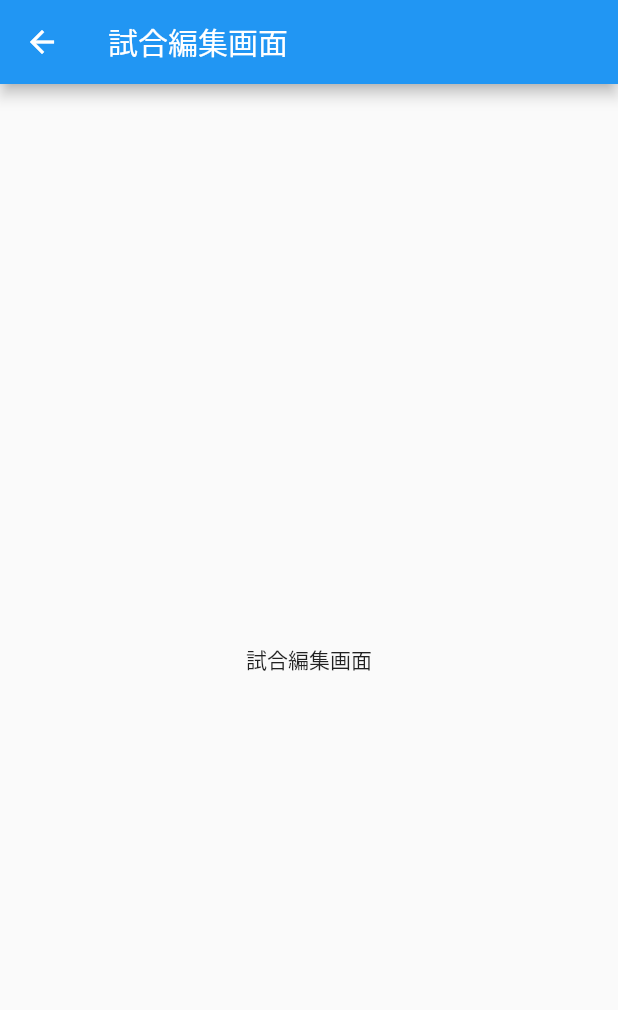
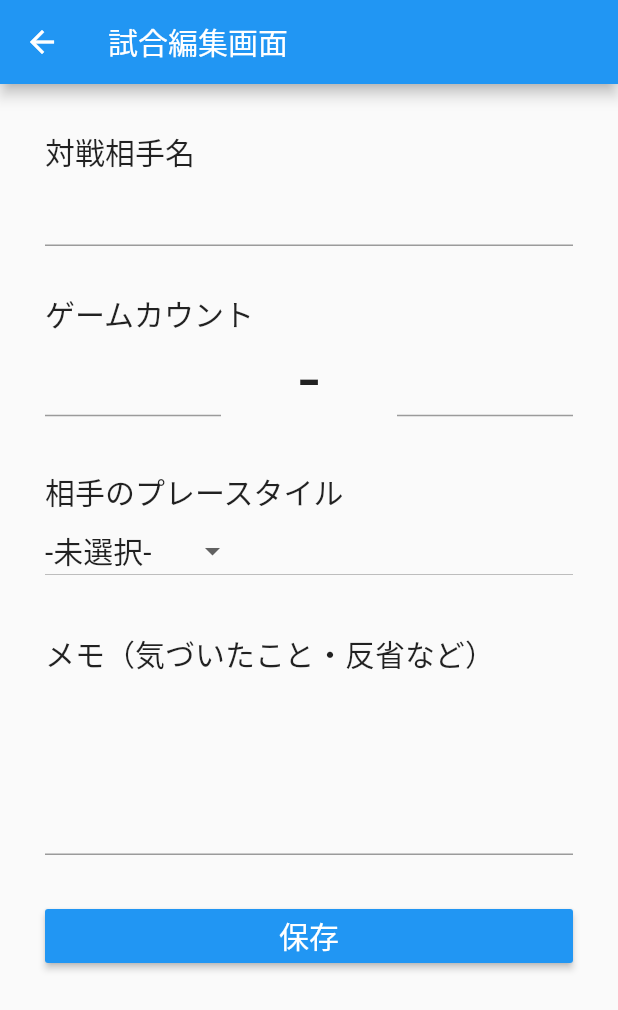
Before and after one commit to shunking-tech/note_app, a Flutter app: the EditGame screen opened directly, on a phone screen of 412 x 824 dp. Shown: the top 1010 px of the screen. Run offline on Flutter 3.47's test engine with Material 2 defaults, Android fonts, the phone set to English and light mode, and no system bars.

Commit message:
[2-2-7]開発_ページの作成_編集画面のレイアウト作成 / 試合編集画面

```diff
--- a/lib/pages/edit_game.dart
+++ b/lib/pages/edit_game.dart
@@ -6,15 +6,110 @@ class EditGame extends StatefulWidget {
 }
 
 class _EditGameState extends State<EditGame> {
+  /* ↓↓↓追記↓↓↓ */
+  String playStyle = "-未選択-"; // 相手のプレースタイルの初期値をセット
+  /* ↑↑↑追記↑↑↑ */
+
   @override
   Widget build(BuildContext context) {
     return Scaffold(
       appBar: AppBar(
         title: Text("試合編集画面"),
       ),
-      body: Center(
-        child: Text("試合編集画面"),
+      /* ↓↓↓変更箇所↓↓↓ */
+      body: Container(  // bodyの中身をContainerウィジェットで囲む
+        padding: EdgeInsets.all(30.0),  // 端から余白を取る
+        child: ListView(  // ListViewとは、ウィジェットを縦に並べて、画面からはみ出した分をスクロールで表示できるウィジェット
+          children: <Widget>[
+            Text( // テキストを表示
+              "対戦相手名",
+              style: TextStyle(fontSize: 20), // 文字の大きさを指定
+            ),
+            TextField(),  // 入力欄
+
+            SizedBox(height: 30,),  // 余白を取る
+            Text( // テキストを表示
+              "ゲームカウント",
+              style: TextStyle(fontSize: 20), // 文字の大きさを指定
+            ),
+            Row(  // Rowとは、ウィジェットを横に並べるウィジェット
+              children: <Widget>[
+                Expanded( // Expandedとは、可能な限り大きくなろうとするウィジェット
+                  child: TextField(), // 入力欄
+                ),
+                Expanded( // Expandedとは、可能な限り大きくなろうとするウィジェット
+                  child: Text( // テキストを表示
+                    "-",
+                    textAlign: TextAlign.center,  // 文字を中央寄せ
+                    style: TextStyle(fontSize: 50), // 文字の大きさを指定
+                  )
+                ),
+                Expanded( // Expandedとは、可能な限り大きくなろうとするウィジェット
+                  child: TextField(), // 入力欄
+                ),
+              ],
+            ),
+
+            SizedBox(height: 30,),  // 余白を取る
+            Text( // テキストを表示
+              "相手のプレースタイル",
+              style: TextStyle(fontSize: 20), // 文字の大きさを指定
+            ),
+            DropdownButton( // DropdownButtonとは、選択肢を設定して選択できるようにするウィジェット
+              value: playStyle, // どれが選択されているかを判断する
+              items: [
+                DropdownMenuItem( // 選択肢のうちの１つ
+                  value: "-未選択-", // この選択肢が選ばれているかどうかを判断するための値
+                  child: Text("-未選択-", style: TextStyle(fontSize: 20),),
+                ),
+                DropdownMenuItem( // 選択肢のうちの１つ
+                  value: "攻撃型", // この選択肢が選ばれているかどうかを判断するための値
+                  child: Text("攻撃型", style: TextStyle(fontSize: 20),),
+                ),
+                DropdownMenuItem( // 選択肢のうちの１つ
+                  value: "守備型", // この選択肢が選ばれているかどうかを判断するための値
+                  child: Text("守備型", style: TextStyle(fontSize: 20),),
+                ),
+                DropdownMenuItem( // 選択肢のうちの１つ
+                  value: "バランス型", // この選択肢が選ばれているかどうかを判断するための値
+                  child: Text("バランス型", style: TextStyle(fontSize: 20),),
+                ),
+              ],
+              onChanged: (value) {
+                setState(() { // ウィジェットを再描画して、表示を最新の状態にできる
+                  playStyle = value;  // 選択された選択肢の値をセットする
+                });
+              },
+            ),
+
+            SizedBox(height: 30,),  // 余白を取る
+            Text( // テキストを表示
+              "メモ（気づいたこと・反省など）",
+              style: TextStyle(fontSize: 20), // 文字の大きさを指定
+            ),
+            TextField(
+              minLines: 5,  // 最低5行分の高さで入力欄を表示する
+              maxLines: 10,  // 最大10行分の高さで入力欄を表示する
+            ),
+
+            SizedBox(height: 30,),  // 余白を取る
+            RaisedButton( // ボタンを表示
+              color: Colors.blue, // ボタンの色を指定
+              child: Text( // テキストを表示
+                "保存",
+                style: TextStyle(
+                    color: Colors.white, // 文字の色を指定
+                    fontSize: 20 // 文字の大きさを指定
+                ),
+              ),
+              onPressed: () {
+                // ボタンを押した時の処理を記述する
+              },
+            )
+          ],
+        ),
       ),
+      /* ↑↑↑変更箇所↑↑↑ */
     );
   }
 }
```
